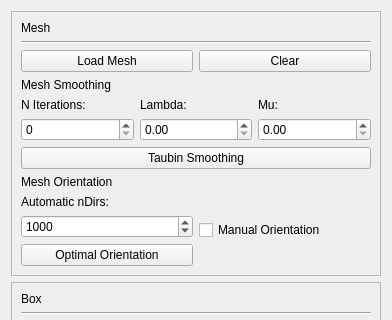
First picture: the form in gui/hf_gui.ui, repository cg3hci/SplitAndMill, before the edit; both pictures show x 0 to 392 and y 0 to 320 of the 392 by 635 pixel window.
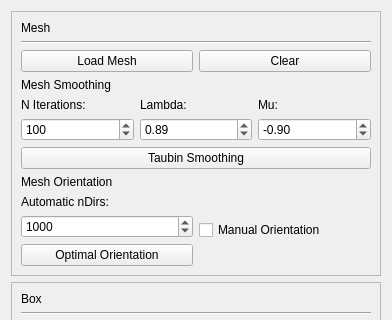
Second picture: the form after the edit.

Patch:
```diff
--- a/gui/hf_gui.ui
+++ b/gui/hf_gui.ui
@@ -291,6 +291,12 @@
            <property name="locale">
             <locale language="English" country="UnitedStates"/>
            </property>
+           <property name="maximum">
+            <double>1.000000000000000</double>
+           </property>
+           <property name="value">
+            <double>0.890000000000000</double>
+           </property>
           </widget>
          </item>
          <item row="0" column="0">
@@ -301,13 +307,29 @@
           </widget>
          </item>
          <item row="1" column="0">
-          <widget class="QSpinBox" name="nIterationsSpinBox"/>
+          <widget class="QSpinBox" name="nIterationsSpinBox">
+           <property name="maximum">
+            <number>10000</number>
+           </property>
+           <property name="value">
+            <number>100</number>
+           </property>
+          </widget>
          </item>
          <item row="1" column="2">
           <widget class="QDoubleSpinBox" name="muSpinBox">
            <property name="locale">
             <locale language="English" country="UnitedStates"/>
            </property>
+           <property name="minimum">
+            <double>-1.000000000000000</double>
+           </property>
+           <property name="maximum">
+            <double>0.000000000000000</double>
+           </property>
+           <property name="value">
+            <double>-0.900000000000000</double>
+           </property>
           </widget>
          </item>
          <item row="0" column="2">
```
